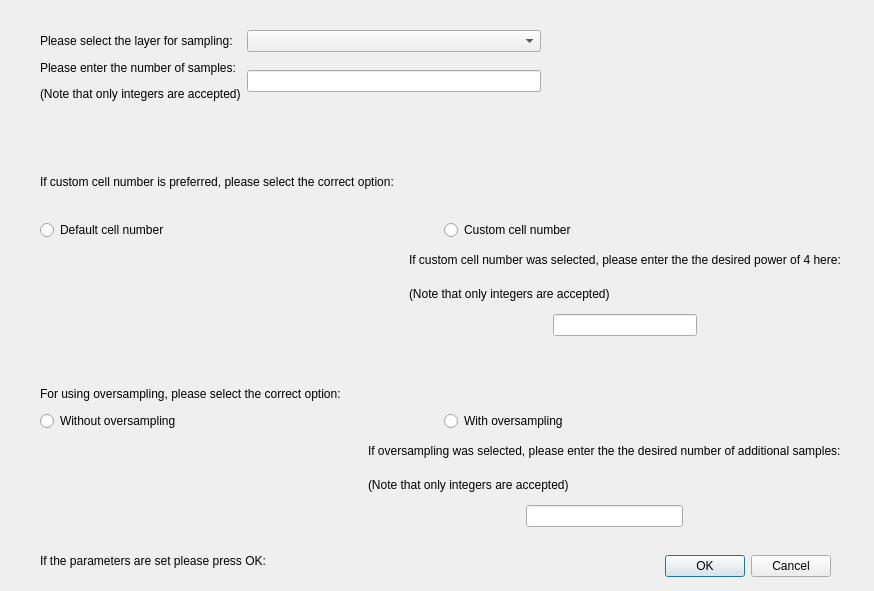
Before: the Qt Designer form myplugin_dialog_base.ui in pappmarci95/Testudo_hermanni, drawn with Qt 5.
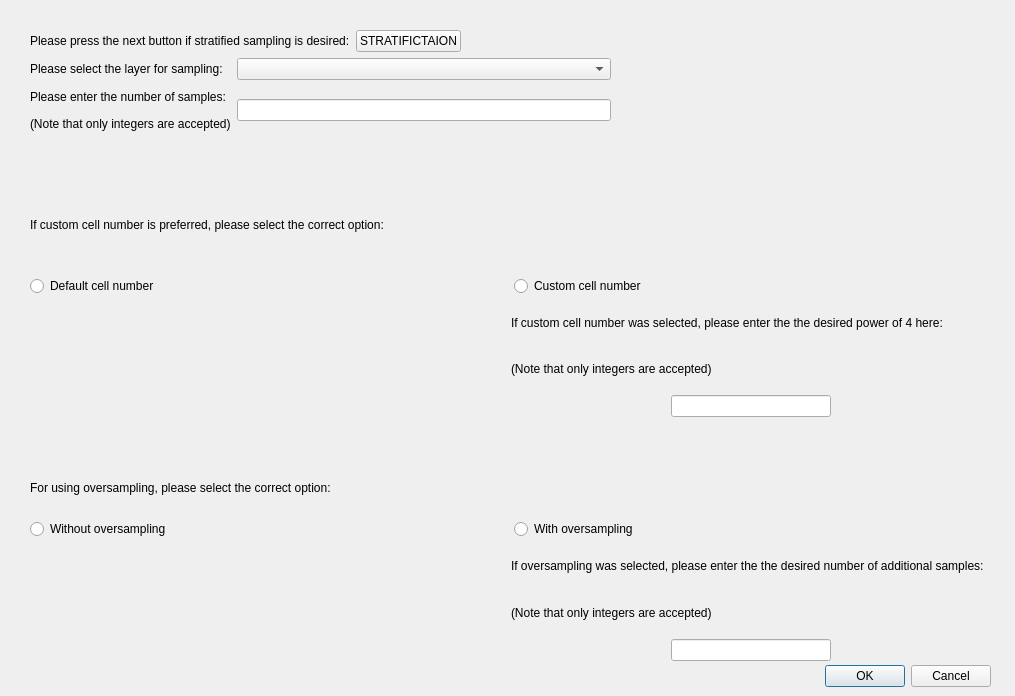
After: the same form once the commit is applied.

What changed in the file:
```diff
--- a/myplugin_dialog_base.ui
+++ b/myplugin_dialog_base.ui
@@ -6,8 +6,8 @@
    <rect>
     <x>0</x>
     <y>0</y>
-    <width>874</width>
-    <height>591</height>
+    <width>1015</width>
+    <height>696</height>
    </rect>
   </property>
   <property name="windowTitle">
@@ -16,8 +16,8 @@
   <widget class="QDialogButtonBox" name="button_box">
    <property name="geometry">
     <rect>
-     <x>490</x>
-     <y>550</y>
+     <x>650</x>
+     <y>660</y>
      <width>341</width>
      <height>32</height>
     </rect>
@@ -32,13 +32,44 @@
   <widget class="QWidget" name="verticalLayoutWidget">
    <property name="geometry">
     <rect>
-     <x>40</x>
+     <x>30</x>
      <y>30</y>
-     <width>801</width>
-     <height>497</height>
+     <width>961</width>
+     <height>631</height>
     </rect>
    </property>
    <layout class="QVBoxLayout" name="verticalLayout">
+    <item>
+     <layout class="QGridLayout" name="gridLayout_4">
+      <item row="1" column="0">
+       <widget class="QLabel" name="label_10">
+        <property name="text">
+         <string>Please press the next button if stratified sampling is desired:</string>
+        </property>
+       </widget>
+      </item>
+      <item row="1" column="1">
+       <widget class="QPushButton" name="strat_button">
+        <property name="text">
+         <string>STRATIFICTAION</string>
+        </property>
+       </widget>
+      </item>
+      <item row="1" column="2">
+       <spacer name="horizontalSpacer_10">
+        <property name="orientation">
+         <enum>Qt::Horizontal</enum>
+        </property>
+        <property name="sizeHint" stdset="0">
+         <size>
+          <width>40</width>
+          <height>20</height>
+         </size>
+        </property>
+       </spacer>
+      </item>
+     </layout>
+    </item>
     <item>
      <layout class="QHBoxLayout" name="horizontalLayout_3">
       <item>
@@ -448,19 +479,6 @@
     </item>
    </layout>
   </widget>
-  <widget class="QLabel" name="label_10">
-   <property name="geometry">
-    <rect>
-     <x>40</x>
-     <y>550</y>
-     <width>371</width>
-     <height>21</height>
-    </rect>
-   </property>
-   <property name="text">
-    <string>If the parameters are set please press OK:</string>
-   </property>
-  </widget>
  </widget>
  <resources/>
  <connections>
```
